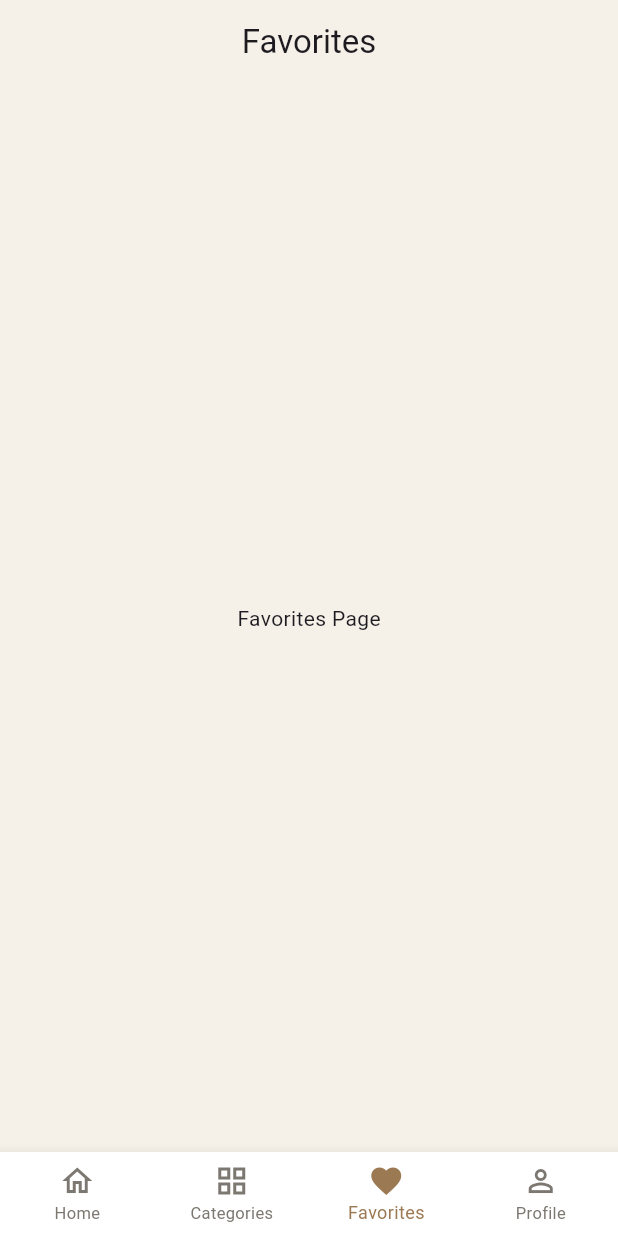
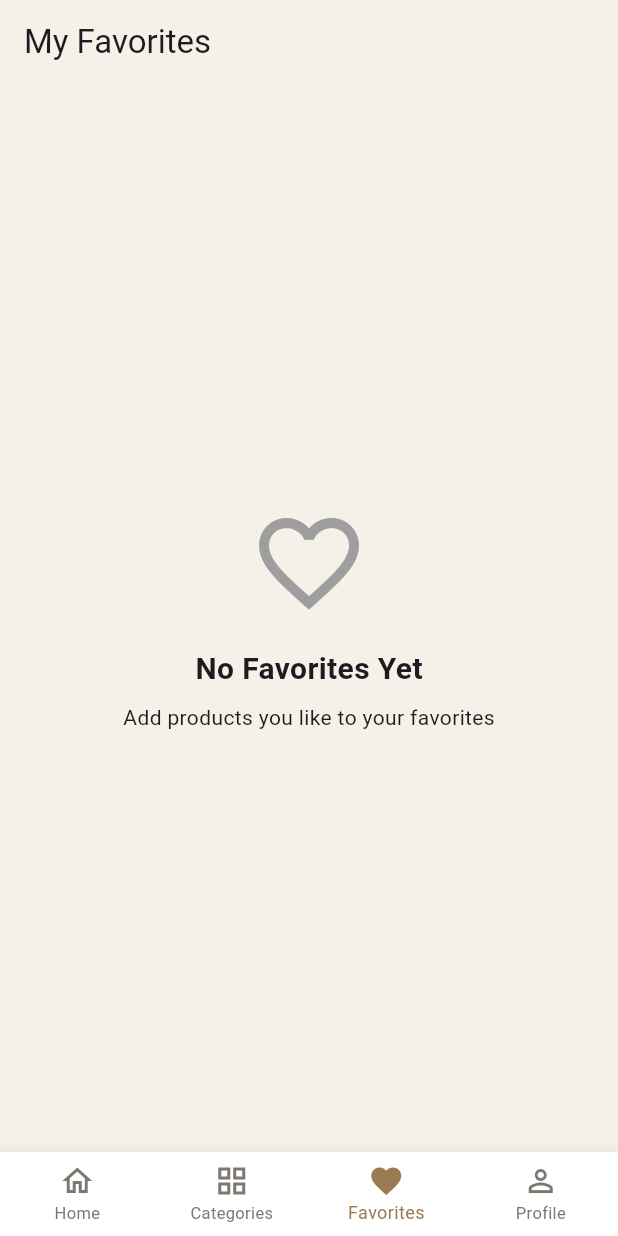
Before and after one commit to ahmedalfy140-jpg/store-app-clean-arch, a Flutter app: the screen it shows after launch, item 3 of the bottom bar chosen, on a phone screen of 412 x 824 dp. Run offline on Flutter 3.47's test engine with Material 3 defaults, Android fonts, the phone set to English and light mode, and no system bars; our stand-ins replace bloc, dio, firebase_auth, firebase_core, flutter_bloc, introduction_screen; accounts and stored records are empty; network calls fail.

Commit message:
add favorite view

```diff
--- a/lib/features/home/presentation/views/home_view.dart
+++ b/lib/features/home/presentation/views/home_view.dart
@@ -10,6 +10,7 @@
 import 'package:store_app_clean_arch/features/products/data/data_sources/products_remote_data_source.dart';
 import 'package:store_app_clean_arch/features/products/data/repositories/products_repository_impl.dart';
 import 'package:store_app_clean_arch/features/products/domain/use_cases/get_products_use_case.dart';
+import 'package:store_app_clean_arch/features/products/presentation/manager/cubit/favorite_cupit.dart';
 import 'package:store_app_clean_arch/features/products/presentation/manager/cubit/products_cubit.dart';
 
 import 'package:store_app_clean_arch/features/home/presentation/views/widgets/home_view_body.dart';
@@ -36,6 +37,7 @@
            GetProductsUseCase(ProductsRepositoryImpl(ProductsRemoteDataSource(Dio()) ))
           )..getproduct(),
         ),
+
       ],
       child: const Scaffold(
         backgroundColor: Color(0xFFF5F1E9),
--- a/lib/features/home/presentation/views/main_view.dart
+++ b/lib/features/home/presentation/views/main_view.dart
@@ -1,31 +1,44 @@
+
 import 'package:flutter/material.dart';
 import 'package:flutter_bloc/flutter_bloc.dart';
 import 'package:store_app_clean_arch/features/cart/data/repositories/cart_repository_impl.dart';
 import 'package:store_app_clean_arch/features/cart/presentation/manager/cubit/cart_cubit.dart';
+
 import 'package:store_app_clean_arch/features/categories/presentation/view/category_card_view.dart';
 import 'package:store_app_clean_arch/features/home/presentation/manager/bottom_nav_cubit.dart';
-import 'package:store_app_clean_arch/features/home/presentation/views/favorites_view.dart';
+
+
 import 'package:store_app_clean_arch/features/home/presentation/views/home_view.dart';
 import 'package:store_app_clean_arch/features/home/presentation/views/profile_view.dart';
 import 'package:store_app_clean_arch/features/home/presentation/views/widgets/custom_bottom_bar.dart';
+import 'package:store_app_clean_arch/features/products/presentation/manager/cubit/favorite_cupit.dart';
+import 'package:store_app_clean_arch/features/products/presentation/views/favorites_view.dart';
 
 class MainView extends StatelessWidget {
   const MainView({super.key});
 
   @override
   Widget build(BuildContext context) {
-    return BlocProvider(
+    return MultiBlocProvider(
+      providers: [
+        BlocProvider(
           create: (context) => CartCubit(
             CartRepositoryImpl(),
           ),
-      child: BlocProvider(
+        ),
+        BlocProvider(
+          create: (context) => FavoritesCubit(),
+        ),
+        BlocProvider(
           create: (context) => BottomNavCubit(),
+        ),
+      ],
       child: BlocBuilder<BottomNavCubit, int>(
         builder: (context, currentIndex) {
           final List<Widget> pages = [
             const HomeView(),
             const CategoriesView(),
-              const FavoritesView(),
+            const FavoritesView1(),
             const ProfileView(),
           ];
 
@@ -43,7 +56,6 @@ class MainView extends StatelessWidget {
           );
         },
       ),
-      ),
     );
   }
 }
--- /dev/null
+++ b/lib/features/products/presentation/views/favorites_view.dart
@@ -0,0 +1,94 @@
+import 'package:flutter/material.dart';
+import 'package:flutter_bloc/flutter_bloc.dart';
+
+import 'package:store_app_clean_arch/features/products/domain/entities/product_entity.dart';
+import 'package:store_app_clean_arch/features/products/presentation/manager/cubit/favorite_cupit.dart';
+
+
+class FavoritesView1 extends StatelessWidget {
+  const FavoritesView1({super.key});
+
+  @override
+  Widget build(BuildContext context) {
+    return Scaffold(
+      backgroundColor: const Color(0xFFF5F1E9),
+      appBar: AppBar(
+        title: const Text('My Favorites'),
+        backgroundColor: const Color(0xFFF5F1E9),
+        elevation: 0,
+      ),
+      body: BlocBuilder<FavoritesCubit, List<ProductEntity>>(
+        builder: (context, favorites) {
+          if (favorites.isEmpty) {
+            return const Center(
+              child: Column(
+                mainAxisAlignment: MainAxisAlignment.center,
+                children: [
+                  Icon(
+                    Icons.favorite_border,
+                    size: 80,
+                    color: Colors.grey,
+                  ),
+                  SizedBox(height: 16),
+                  Text(
+                    'No Favorites Yet',
+                    style: TextStyle(
+                      fontSize: 20,
+                      fontWeight: FontWeight.bold,
+                    ),
+                  ),
+                  SizedBox(height: 8),
+                  Text('Add products you like to your favorites'),
+                ],
+              ),
+            );
+          }
+
+          return ListView.builder(
+            padding: const EdgeInsets.all(16),
+            itemCount: favorites.length,
+            itemBuilder: (context, index) {
+              final product = favorites[index];
+
+              return Card(
+                color: Colors.white,
+                margin: const EdgeInsets.only(bottom: 12),
+                child: ListTile(
+                  leading: Image.network(
+                    product.image,
+                    width: 55,
+                    height: 55,
+                    fit: BoxFit.contain,
+                  ),
+                  title: Text(
+                    product.title,
+                    maxLines: 2,
+                    overflow: TextOverflow.ellipsis,
+                  ),
+                  subtitle: Text(
+                    '\$${product.price}',
+                    style: const TextStyle(
+                      color: Color(0xFF9B7953),
+                      fontWeight: FontWeight.bold,
+                    ),
+                  ),
+                  trailing: IconButton(
+                    onPressed: () {
+                      context
+                          .read<FavoritesCubit>()
+                          .toggleFavorite(product);
+                    },
+                    icon: const Icon(
+                      Icons.favorite,
+                      color: Colors.red,
+                    ),
+                  ),
+                ),
+              );
+            },
+          );
+        },
+      ),
+    );
+  }
+}
```
Also changed, not shown: lib/features/products/presentation/views/widget/product_card.dart (+33 -15 lines). Lines whose indentation alone changed are shown as unchanged.
